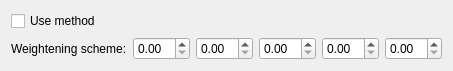
Old version of the form ForecastingUI/qwmasettingswidget.ui in the repository Apokal/forecastingui.
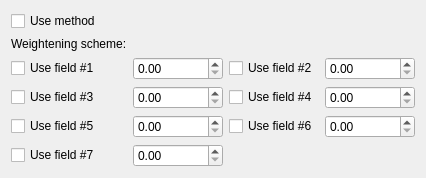
New version of the form.

```diff
--- a/ForecastingUI/qwmasettingswidget.ui
+++ b/ForecastingUI/qwmasettingswidget.ui
@@ -7,29 +7,27 @@
     <x>0</x>
     <y>0</y>
     <width>426</width>
-    <height>71</height>
+    <height>172</height>
    </rect>
   </property>
   <property name="windowTitle">
    <string>Form</string>
   </property>
   <layout class="QGridLayout" name="gridLayout">
-   <item row="1" column="3">
-    <widget class="QDoubleSpinBox" name="weightScheme_3_SpinBox"/>
+   <item row="2" column="2">
+    <widget class="QCheckBox" name="checkBox_2">
+     <property name="text">
+      <string>Use field #2</string>
+     </property>
+    </widget>
    </item>
-   <item row="1" column="1">
+   <item row="2" column="1">
     <widget class="QDoubleSpinBox" name="weightScheme1_SpinBox"/>
    </item>
-   <item row="1" column="2">
-    <widget class="QDoubleSpinBox" name="weightScheme_2_SpinBox"/>
-   </item>
-   <item row="1" column="4">
-    <widget class="QDoubleSpinBox" name="weightScheme_4_SpinBox"/>
-   </item>
-   <item row="1" column="0">
-    <widget class="QLabel" name="label">
+   <item row="5" column="0">
+    <widget class="QCheckBox" name="checkBox_3">
      <property name="text">
-      <string>Weightening scheme:</string>
+      <string>Use field #3</string>
      </property>
     </widget>
    </item>
@@ -40,9 +38,66 @@
      </property>
     </widget>
    </item>
-   <item row="1" column="5">
+   <item row="2" column="0">
+    <widget class="QCheckBox" name="checkBox">
+     <property name="text">
+      <string>Use field #1</string>
+     </property>
+    </widget>
+   </item>
+   <item row="7" column="1">
     <widget class="QDoubleSpinBox" name="weightScheme_5_SpinBox"/>
    </item>
+   <item row="9" column="0">
+    <widget class="QCheckBox" name="checkBox_7">
+     <property name="text">
+      <string>Use field #7</string>
+     </property>
+    </widget>
+   </item>
+   <item row="1" column="0">
+    <widget class="QLabel" name="label">
+     <property name="text">
+      <string>Weightening scheme:</string>
+     </property>
+    </widget>
+   </item>
+   <item row="7" column="0">
+    <widget class="QCheckBox" name="checkBox_5">
+     <property name="text">
+      <string>Use field #5</string>
+     </property>
+    </widget>
+   </item>
+   <item row="9" column="1">
+    <widget class="QDoubleSpinBox" name="doubleSpinBox_2"/>
+   </item>
+   <item row="5" column="1">
+    <widget class="QDoubleSpinBox" name="weightScheme_3_SpinBox"/>
+   </item>
+   <item row="2" column="3">
+    <widget class="QDoubleSpinBox" name="weightScheme_2_SpinBox"/>
+   </item>
+   <item row="5" column="2">
+    <widget class="QCheckBox" name="checkBox_4">
+     <property name="text">
+      <string>Use field #4</string>
+     </property>
+    </widget>
+   </item>
+   <item row="5" column="3">
+    <widget class="QDoubleSpinBox" name="weightScheme_4_SpinBox"/>
+   </item>
+   <item row="7" column="2">
+    <widget class="QCheckBox" name="checkBox_6">
+     <property name="text">
+      <string>Use field #6</string>
+     </property>
+    </widget>
+   </item>
+   <item row="7" column="3">
+    <widget class="QDoubleSpinBox" name="doubleSpinBox"/>
+   </item>
   </layout>
  </widget>
  <resources/>
```
